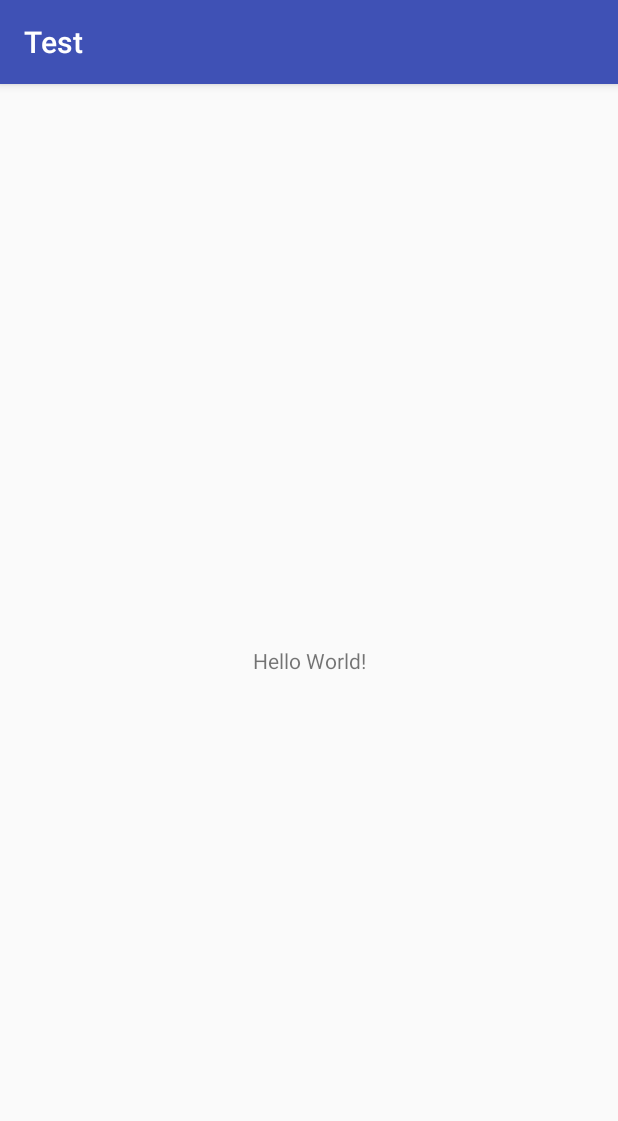
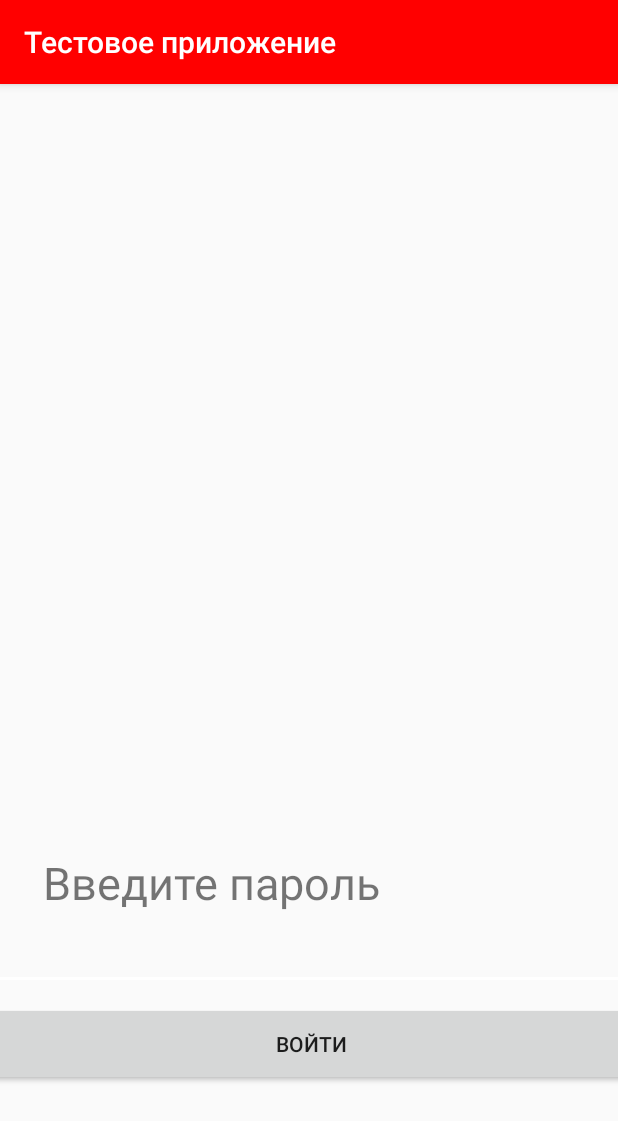
Before and after one commit to DvogR/AndroidApp, an Android app: the screen it shows after launch (MainActivity), on a phone screen of 412 x 824 dp. Shown: the top 1121 px of the screen. Run offline under Robolectric (Android 15) with nearby library versions, the phone set to English and light mode, and no system bars.

Commit message:
Add login screen

```diff
--- a/app/build.gradle
+++ b/app/build.gradle
@@ -26,5 +26,6 @@ dependencies {
     })
     compile 'com.android.support:appcompat-v7:25.3.0'
     compile 'com.android.support.constraint:constraint-layout:1.0.2'
+    compile 'com.android.support:design:25.3.0'
     testCompile 'junit:junit:4.12'
 }
--- a/app/src/main/AndroidManifest.xml
+++ b/app/src/main/AndroidManifest.xml
@@ -1,6 +1,11 @@
 <?xml version="1.0" encoding="utf-8"?>
 <manifest xmlns:android="http://schemas.android.com/apk/res/android"
     package="com.example.test.test">
+
+    <!-- To auto-complete the email text field in the login form with the user's emails -->
+    <uses-permission android:name="android.permission.GET_ACCOUNTS" />
+    <uses-permission android:name="android.permission.READ_PROFILE" />
+    <uses-permission android:name="android.permission.READ_CONTACTS" />
 
     <application
         android:allowBackup="true"
--- a/app/src/main/res/layout/main.xml
+++ b/app/src/main/res/layout/main.xml
@@ -2,17 +2,53 @@
 <android.support.constraint.ConstraintLayout xmlns:android="http://schemas.android.com/apk/res/android"
     xmlns:app="http://schemas.android.com/apk/res-auto"
     xmlns:tools="http://schemas.android.com/tools"
+
     android:layout_width="match_parent"
     android:layout_height="match_parent"
     tools:context="com.example.test.test.MainActivity">
 
     <TextView
-        android:layout_width="wrap_content"
-        android:layout_height="wrap_content"
-        android:text="Hello World!"
-        app:layout_constraintBottom_toBottomOf="parent"
+        android:id="@+id/textView"
+        android:layout_width="331dp"
+        android:layout_height="40dp"
+        android:layout_marginBottom="0dp"
+        android:layout_marginTop="100dp"
+        android:text="Введите пароль"
+        android:textSize="30sp"
+        app:layout_constraintBottom_toTopOf="@+id/editText"
+        app:layout_constraintHorizontal_bias="0.317"
         app:layout_constraintLeft_toLeftOf="parent"
         app:layout_constraintRight_toRightOf="parent"
-        app:layout_constraintTop_toTopOf="parent" />
+        app:layout_constraintTop_toTopOf="parent"
+        app:layout_constraintVertical_bias="0.984"
+        android:layout_marginLeft="8dp"
+        android:layout_marginRight="8dp" />
+
+    <EditText
+        android:id="@+id/editText"
+        android:layout_width="494dp"
+        android:layout_height="0dp"
+        android:layout_marginBottom="8dp"
+        android:layout_marginLeft="8dp"
+        android:layout_marginRight="8dp"
+        android:ems="10"
+        android:inputType="textPassword"
+        app:layout_constraintBottom_toTopOf="@+id/button"
+        app:layout_constraintHorizontal_bias="0.494"
+        app:layout_constraintLeft_toLeftOf="parent"
+        app:layout_constraintRight_toRightOf="parent" />
+
+    <Button
+        android:id="@+id/button"
+        android:layout_width="494dp"
+        android:layout_height="56dp"
+        android:layout_marginBottom="100dp"
+        android:layout_marginLeft="8dp"
+        android:layout_marginRight="8dp"
+        android:text="Войти"
+        app:layout_constraintBottom_toBottomOf="parent"
+        app:layout_constraintHorizontal_bias="0.494"
+        app:layout_constraintLeft_toLeftOf="parent"
+        app:layout_constraintRight_toRightOf="parent" />
 
 </android.support.constraint.ConstraintLayout>
--- a/app/src/main/res/values/colors.xml
+++ b/app/src/main/res/values/colors.xml
@@ -1,6 +1,6 @@
 <?xml version="1.0" encoding="utf-8"?>
 <resources>
-    <color name="colorPrimary">#3F51B5</color>
-    <color name="colorPrimaryDark">#303F9F</color>
-    <color name="colorAccent">#FF4081</color>
+    <color name="colorPrimary">#FF0000</color>
+    <color name="colorPrimaryDark">#FFFFFF</color>
+    <color name="colorAccent">#FFFFFF</color>
 </resources>
--- /dev/null
+++ b/app/src/main/res/values/dimens.xml
@@ -0,0 +1,5 @@
+<resources>
+    <!-- Default screen margins, per the Android Design guidelines. -->
+    <dimen name="activity_horizontal_margin">16dp</dimen>
+    <dimen name="activity_vertical_margin">16dp</dimen>
+</resources>
--- a/app/src/main/res/values/strings.xml
+++ b/app/src/main/res/values/strings.xml
@@ -1,3 +1,3 @@
 <resources>
-    <string name="app_name">Test</string>
+    <string name="app_name">Тестовое приложение</string>
 </resources>
```
